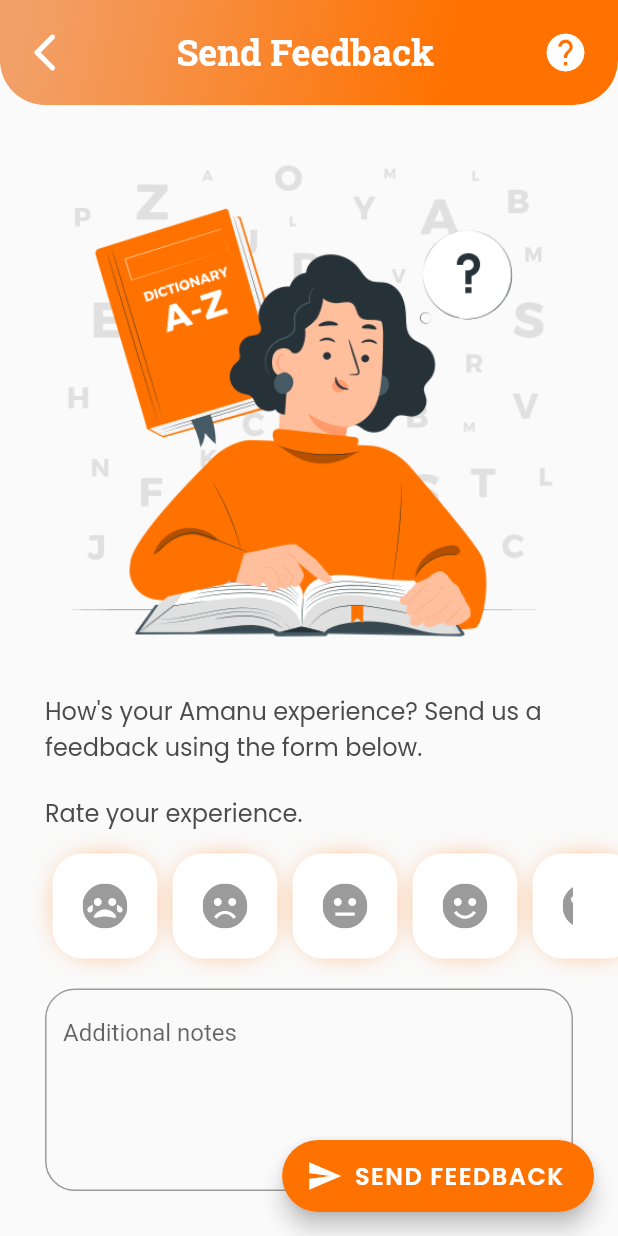
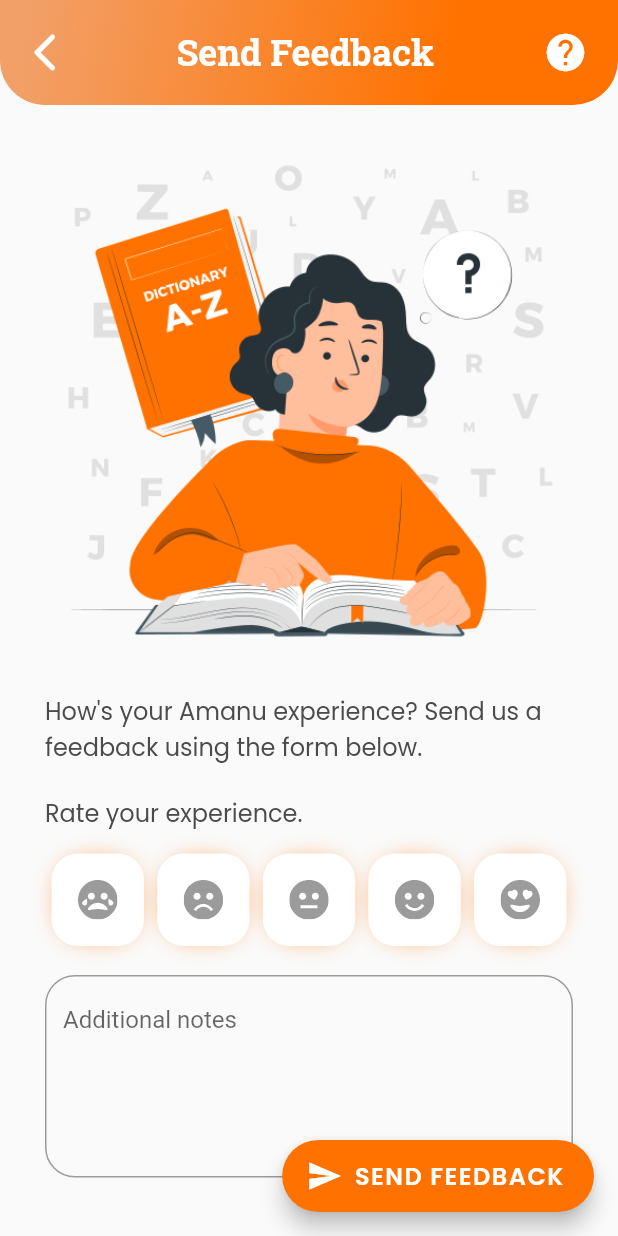
Before and after one commit to erlsthetic/amanu-kp-dictionary, a Flutter app: the FeedbackPage screen opened directly, on a phone screen of 412 x 824 dp. Run offline on Flutter 3.47's test engine with Material 2 defaults, Android fonts, the phone set to English and light mode, and no system bars; our stand-ins replace audioplayers, auto_size_text, cloud_firestore, connectivity_plus, dio, file_picker and 18 more; missing offline and left inert: audio_waveforms, coast, firebase_app_check, sortedmap, textfield_tags, themed; accounts and stored records are empty; statements that could not run were skipped.

Commit message:
Added connection check before requests get, and fixed feedback page rate select

```diff
--- a/lib/screens/requests_screen/controllers/requests_controller.dart
+++ b/lib/screens/requests_screen/controllers/requests_controller.dart
@@ -324,6 +324,10 @@ class RequestsController extends GetxController {
   @override
   void onInit() async {
     super.onInit();
-    await getAllRequests();
+    if (appController.hasConnection.value) {
+      await getAllRequests();
+    } else {
+      appController.showConnectionSnackbar();
+    }
   }
 }
--- a/lib/screens/support_screen/pages/feedback_page.dart
+++ b/lib/screens/support_screen/pages/feedback_page.dart
@@ -96,9 +96,9 @@ class FeedbackPage extends StatelessWidget {
                               height: 15.0,
                             ),
                             Container(
-                              child: SingleChildScrollView(
-                                scrollDirection: Axis.horizontal,
-                                physics: BouncingScrollPhysics(),
+                              alignment: Alignment.center,
+                              width: double.infinity,
+                              child: FittedBox(
                                 child: Row(children: [
                                   for (int i = 0; i < 5; i++)
                                     RateOption(
--- a/pubspec.yaml
+++ b/pubspec.yaml
@@ -62,6 +62,7 @@ dependencies:
   shimmer: ^3.0.0
   flutter_switch: ^0.3.2
   auto_size_text: ^3.0.0
+  azlistview: ^2.0.0
 
   # Field packages
   textfield_tags: ^2.0.2
```
Also changed, not shown: lib/screens/requests_screen/requests_screen.dart (+9 -3 lines), pubspec.lock.
